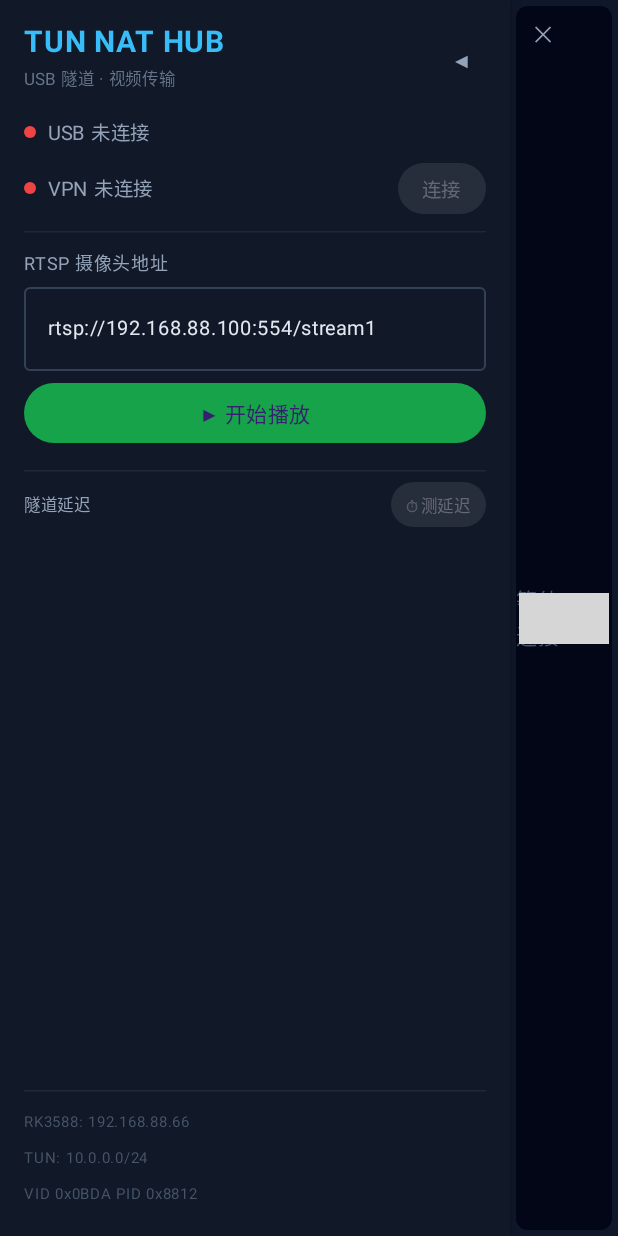
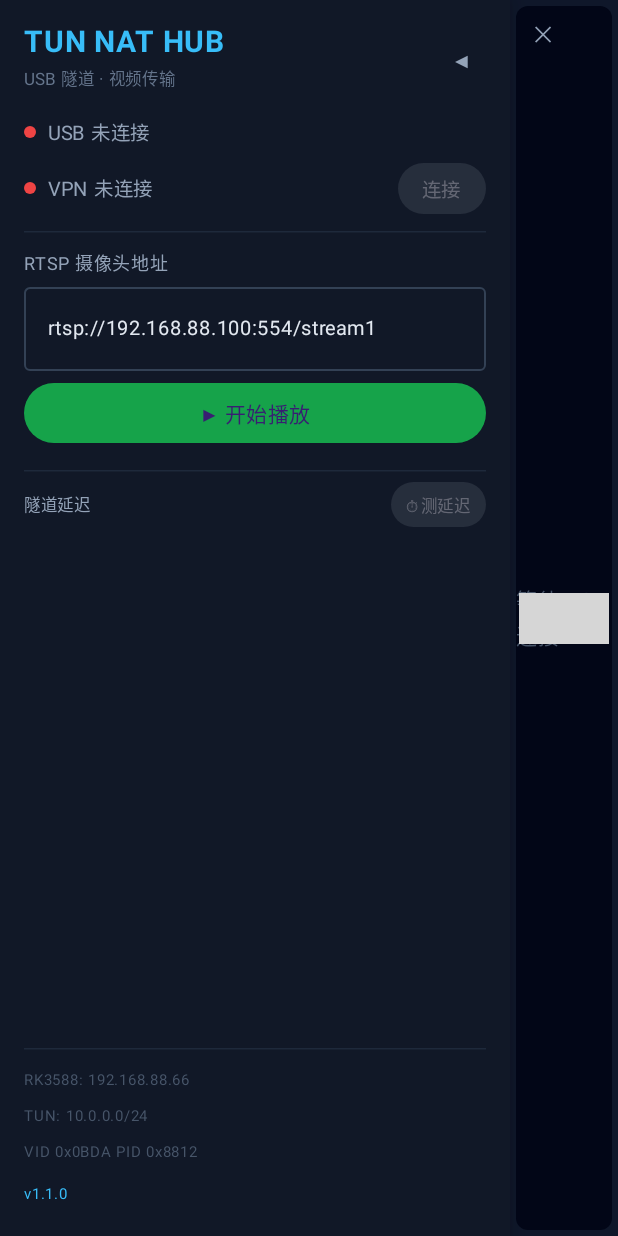
Before and after one commit to Xlio5/DJI_TAP_HUB, an Android app built with Jetpack Compose: the screen it shows after launch (MainActivity), on a phone screen of 412 x 824 dp. Run offline under Robolectric (Android 15) with nearby library versions, the light colour scheme and no system bars; grey boxes are pictures that could not be loaded.

Commit message:
feat(ui): 侧边栏底部显示版本号 v1.1.0

```diff
--- a/android/app/build.gradle.kts
+++ b/android/app/build.gradle.kts
@@ -13,7 +13,7 @@ android {
         minSdk = 26
         targetSdk = 34
         versionCode = 1
-        versionName = "1.0.0"
+        versionName = "1.1.0"
 
         ndk {
             abiFilters += listOf("arm64-v8a")
@@ -45,6 +45,7 @@ android {
 
     buildFeatures {
         compose = true
+        buildConfig = true
     }
 
     composeOptions {
--- a/android/app/src/main/java/com/tunnathub/app/MainActivity.kt
+++ b/android/app/src/main/java/com/tunnathub/app/MainActivity.kt
@@ -44,6 +44,7 @@ import androidx.compose.ui.text.input.KeyboardType
 import androidx.compose.ui.unit.dp
 import androidx.compose.ui.unit.sp
 import androidx.compose.ui.viewinterop.AndroidView
+import com.tunnathub.app.BuildConfig
 import com.tunnathub.app.service.TunNatVpnService
 import com.tunnathub.app.usb.UsbBridge
 import org.easydarwin.video.EasyPlayerClient
@@ -334,6 +335,8 @@ fun TunNatHubApp(usbFound: Boolean, vpnRunning: Boolean, onVpnTap: () -> Unit) {
                         Text("RK3588: 192.168.88.66", fontSize = 10.sp, color = Color(0xFF475569))
                         Text("TUN: 10.0.0.0/24", fontSize = 10.sp, color = Color(0xFF475569))
                         Text("VID 0x0BDA PID 0x8812", fontSize = 10.sp, color = Color(0xFF475569))
+                        Spacer(Modifier.height(4.dp))
+                        Text("v${BuildConfig.VERSION_NAME}", fontSize = 10.sp, color = Color(0xFF38BDF8))
                     }
                 }
             }
```
